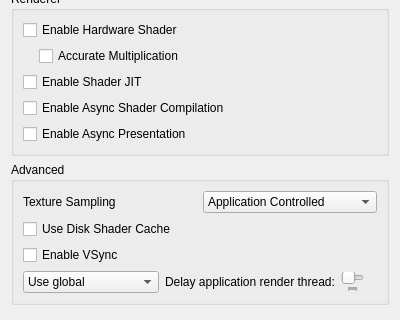
Old version of the form src/citra_qt/configuration/configure_graphics.ui in the repository azahar-emu/azahar; both pictures show x 0 to 400 and y 189 to 509 of the 400 by 509 pixel window.
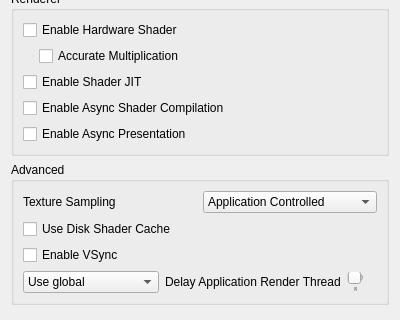
New version of the form.

Diff of the .ui file:
```diff
--- a/src/citra_qt/configuration/configure_graphics.ui
+++ b/src/citra_qt/configuration/configure_graphics.ui
@@ -349,7 +349,7 @@
             <item>
               <widget class="QLabel" name="label_delay_render">
                 <property name="text">
-                  <string>Delay application render thread:</string>
+                  <string>Delay Application Render Thread</string>
                 </property>
                 <property name="toolTip">
                   <string>&lt;html&gt;&lt;head/&gt;&lt;body&gt;&lt;p&gt;Delays the emulated application render thread the specified amount of milliseconds every time it submits render commands to the GPU.&lt;/p&gt;&lt;p&gt;Adjust this feature in the (very few) dynamic framerate applications to fix performance issues.&lt;/p&gt;&lt;/body&gt;&lt;/html&gt;</string>
```
